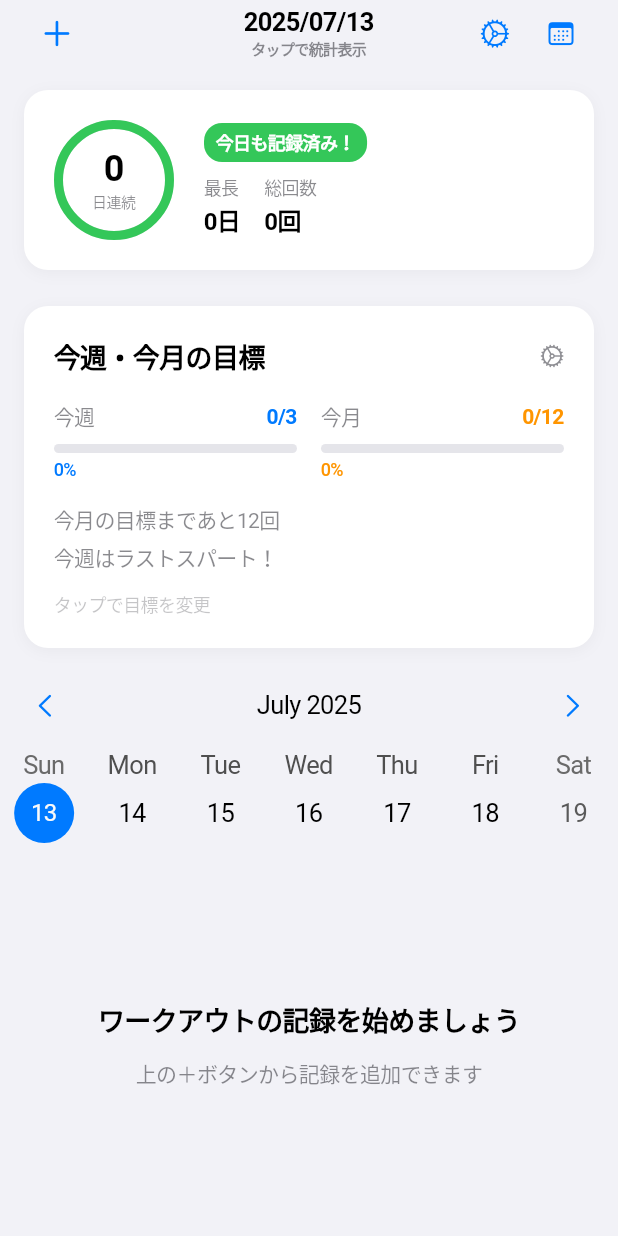
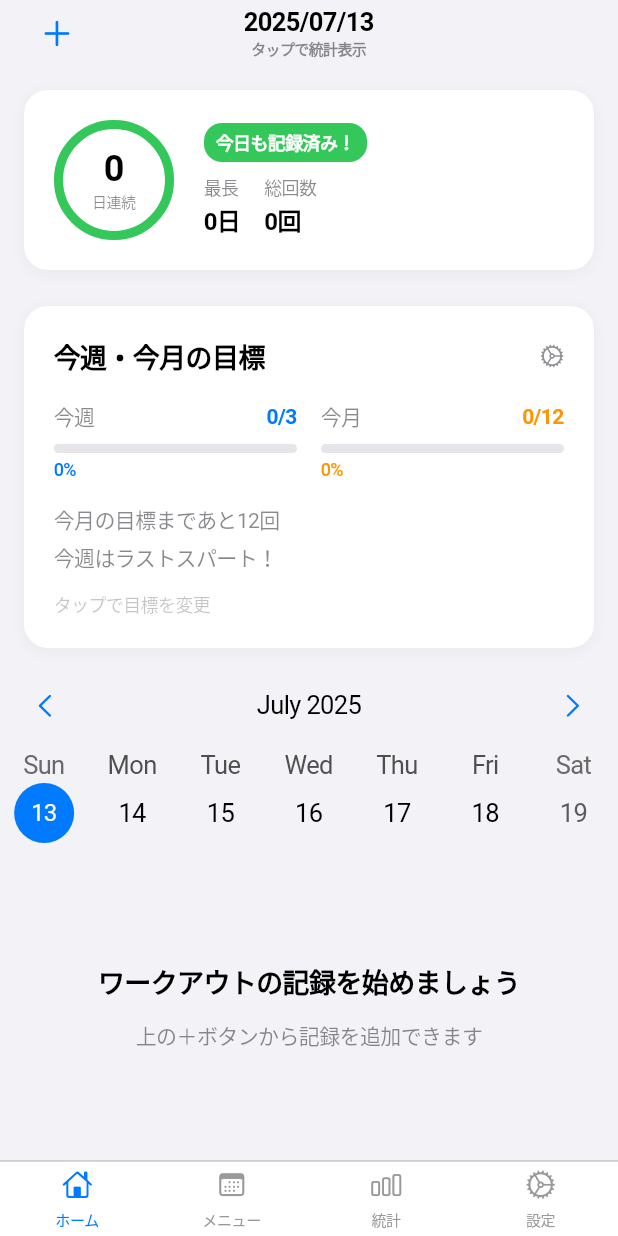
Before and after one commit to inoy/fitlog_notes, a Flutter app: the screen it shows after launch, on a phone screen of 412 x 824 dp. Run offline on Flutter 3.47's test engine with Material 3 defaults, Android fonts, the phone set to English and light mode, and no system bars; drawn by our look-alikes of table_calendar; our stand-ins replace shared_preferences.

Commit message:
feat: BlueSkyスタイルのタブバーナビゲーション導入でモバイルUX大幅改善
- CupertinoTabScaffoldで下部タブバーナビゲーションを実装
  - ホーム/メニュー/統計/設定の4タブで主要機能を整理
  - 親指で操作しやすい位置に配置し片手操作を最適化
- ナビゲーションバーから重複アイコンを削除してスッキリ化
- AppConstants定数を使用してタブアイコンサイズを統一
- CLAUDE.mdにUI/UXデザイン原則を追加
  - Cupertinoデザイン徹底方針
  - タブバーナビゲーション標準化
  - モバイルファーストインタラクション指針

🤖 Generated with [Claude Code](https://claude.ai/code)

Co-Authored-By: Claude <noreply@anthropic.com>

```diff
--- a/lib/main.dart
+++ b/lib/main.dart
@@ -73,7 +73,51 @@ class FitlogApp extends StatelessWidget {
         barBackgroundColor: CupertinoColors.systemBackground,
         scaffoldBackgroundColor: CupertinoColors.systemGroupedBackground,
       ),
-      home: const WorkoutListScreen(),
+      home: const MainTabScreen(),
+    );
+  }
+}
+
+class MainTabScreen extends StatelessWidget {
+  const MainTabScreen({super.key});
+
+  @override
+  Widget build(BuildContext context) {
+    return CupertinoTabScaffold(
+      tabBar: CupertinoTabBar(
+        items: const [
+          BottomNavigationBarItem(
+            icon: Icon(CupertinoIcons.home, size: AppConstants.iconSizeDefault),
+            label: 'ホーム',
+          ),
+          BottomNavigationBarItem(
+            icon: Icon(CupertinoIcons.calendar, size: AppConstants.iconSizeDefault),
+            label: 'メニュー',
+          ),
+          BottomNavigationBarItem(
+            icon: Icon(CupertinoIcons.chart_bar, size: AppConstants.iconSizeDefault),
+            label: '統計',
+          ),
+          BottomNavigationBarItem(
+            icon: Icon(CupertinoIcons.settings, size: AppConstants.iconSizeDefault),
+            label: '設定',
+          ),
+        ],
+      ),
+      tabBuilder: (context, index) {
+        switch (index) {
+          case 0:
+            return const WorkoutListScreen();
+          case 1:
+            return const WeeklyMenuScreen();
+          case 2:
+            return const StatsScreen();
+          case 3:
+            return const ExerciseListScreen();
+          default:
+            return const WorkoutListScreen();
+        }
+      },
     );
   }
 }
@@ -316,35 +360,7 @@ class _WorkoutListScreenState extends State<WorkoutListScreen> {
           },
           child: const Icon(CupertinoIcons.add, size: AppConstants.iconSizeLarge),
         ),
-        trailing: Row(
-          mainAxisSize: MainAxisSize.min,
-          children: [
-            CupertinoButton(
-              padding: EdgeInsets.zero,
-              onPressed: () {
-                Navigator.push(
-                  context,
-                  CupertinoPageRoute(
-                    builder: (context) => const ExerciseListScreen(),
-                  ),
-                );
-              },
-              child: const Icon(CupertinoIcons.settings, size: AppConstants.iconSizeDefault),
-            ),
-            CupertinoButton(
-              padding: EdgeInsets.zero,
-              onPressed: () {
-                Navigator.push(
-                  context,
-                  CupertinoPageRoute(
-                    builder: (context) => const WeeklyMenuScreen(),
-                  ),
-                );
-              },
-              child: const Icon(CupertinoIcons.calendar, size: AppConstants.iconSizeDefault),
-            ),
-          ],
-        ),
+        trailing: null,
       ),
       child: Column(
         children: [
```
Also changed, not shown: 1 other file.
